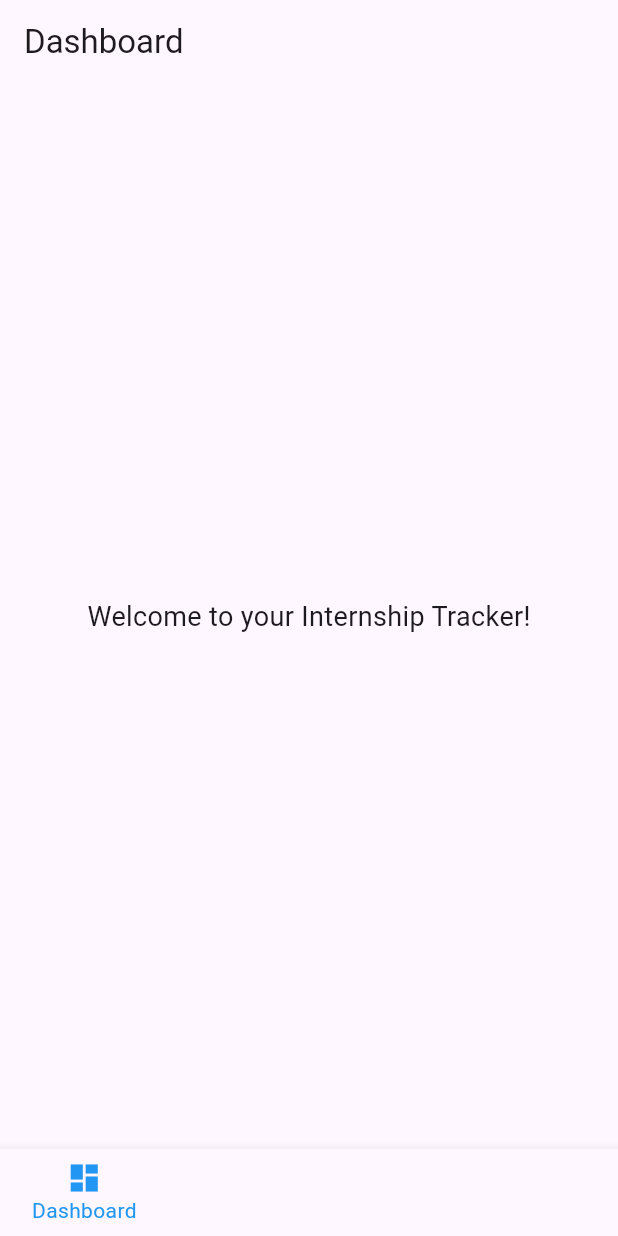
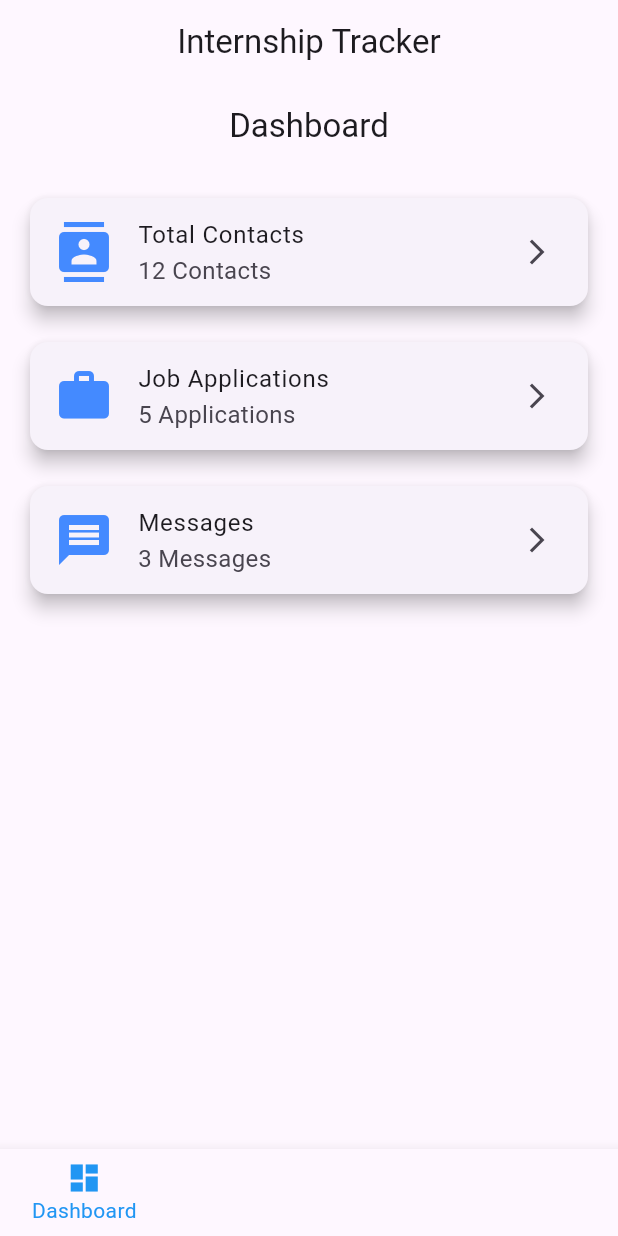
Before and after one commit to NarendraVB/internship_tracker, a Flutter app: the screen it shows after launch, on a phone screen of 412 x 824 dp. Run offline on Flutter 3.47's test engine with Material 3 defaults, Android fonts, the phone set to English and light mode, and no system bars; our stand-ins replace cloud_firestore, firebase_core; accounts and stored records are empty.

Commit message:
Added firebase

```diff
--- a/lib/main.dart
+++ b/lib/main.dart
@@ -1,11 +1,14 @@
 import 'package:flutter/material.dart';
-import 'screens/dashboard.dart';
+import 'package:firebase_core/firebase_core.dart';
+import 'screens/dashboard.dart';  // Import your Dashboard Screen
 import 'screens/message_generator.dart';
 import 'screens/contacts.dart';
 import 'screens/job_tracker.dart';
 import 'screens/settings.dart';
 
-void main() {
+void main() async {
+  WidgetsFlutterBinding.ensureInitialized();
+  await Firebase.initializeApp();
   runApp(MyApp());
 }
 
@@ -18,7 +21,7 @@ class MyApp extends StatelessWidget {
       theme: ThemeData(
         primarySwatch: Colors.blue,
       ),
-      home: HomeScreen(),
+      home: HomeScreen(),  // Start at the HomeScreen which has BottomNavigationBar
     );
   }
 }
@@ -48,7 +51,11 @@ class _HomeScreenState extends State<HomeScreen> {
   @override
   Widget build(BuildContext context) {
     return Scaffold(
-      body: _screens[_selectedIndex],
+      appBar: AppBar(
+        title: Text('Internship Tracker'),
+        centerTitle: true,
+      ),
+      body: _screens[_selectedIndex],  // Show the selected screen
       bottomNavigationBar: BottomNavigationBar(
         items: const [
           BottomNavigationBarItem(icon: Icon(Icons.dashboard), label: 'Dashboard'),
--- a/lib/screens/contacts.dart
+++ b/lib/screens/contacts.dart
@@ -1,11 +1,29 @@
 import 'package:flutter/material.dart';
+import 'package:cloud_firestore/cloud_firestore.dart';
 
 class ContactsScreen extends StatelessWidget {
   @override
   Widget build(BuildContext context) {
     return Scaffold(
       appBar: AppBar(title: Text('Contacts')),
-      body: Center(child: Text('Save and manage recruiter contacts here.')),
+      body: StreamBuilder(
+        stream: FirebaseFirestore.instance.collection('contacts').snapshots(),
+        builder: (context, AsyncSnapshot<QuerySnapshot> snapshot) {
+          if (!snapshot.hasData) return CircularProgressIndicator();
+
+          var contacts = snapshot.data!.docs;
+          return ListView.builder(
+            itemCount: contacts.length,
+            itemBuilder: (context, index) {
+              var contact = contacts[index];
+              return ListTile(
+                title: Text(contact['name']),
+                subtitle: Text(contact['email']),
+              );
+            },
+          );
+        },
+      ),
     );
   }
 }
--- a/lib/screens/dashboard.dart
+++ b/lib/screens/dashboard.dart
@@ -1,14 +1,77 @@
-import 'package:flutter/material.dart';
+import 'package:flutter/material.dart'; // Import your Dashboard Screen
+import 'message_generator.dart';
+import 'contacts.dart';
+import 'job_tracker.dart';
+
 
 class DashboardScreen extends StatelessWidget {
   @override
   Widget build(BuildContext context) {
     return Scaffold(
-      appBar: AppBar(title: Text('Dashboard')),
-      body: Center(
-        child: Text(
-          'Welcome to your Internship Tracker!',
-          style: TextStyle(fontSize: 18),
+      appBar: AppBar(
+        title: Text('Dashboard'),
+        centerTitle: true,
+      ),
+      body: Padding(
+        padding: const EdgeInsets.all(16.0),
+        child: Column(
+          children: [
+            // Total Contacts Section
+            Card(
+              elevation: 5,
+              child: ListTile(
+                leading: Icon(Icons.contacts, size: 40, color: Colors.blueAccent),
+                title: Text('Total Contacts'),
+                subtitle: Text('12 Contacts', style: TextStyle(fontSize: 16)),
+                trailing: Icon(Icons.arrow_forward_ios, size: 20),
+                onTap: () {
+                  // Navigate to Contacts screen
+                  Navigator.push(
+                    context,
+                    MaterialPageRoute(builder: (context) => ContactsScreen()),
+                  );
+                },
+              ),
+            ),
+            SizedBox(height: 16),
+
+            // Job Applications Section
+            Card(
+              elevation: 5,
+              child: ListTile(
+                leading: Icon(Icons.work, size: 40, color: Colors.blueAccent),
+                title: Text('Job Applications'),
+                subtitle: Text('5 Applications', style: TextStyle(fontSize: 16)),
+                trailing: Icon(Icons.arrow_forward_ios, size: 20),
+                onTap: () {
+                  // Navigate to Job Tracker screen
+                  Navigator.push(
+                    context,
+                    MaterialPageRoute(builder: (context) => JobTrackerScreen()),
+                  );
+                },
+              ),
+            ),
+            SizedBox(height: 16),
+
+            // Messages Section
+            Card(
+              elevation: 5,
+              child: ListTile(
+                leading: Icon(Icons.message, size: 40, color: Colors.blueAccent),
+                title: Text('Messages'),
+                subtitle: Text('3 Messages', style: TextStyle(fontSize: 16)),
+                trailing: Icon(Icons.arrow_forward_ios, size: 20),
+                onTap: () {
+                  // Navigate to Message Generator screen
+                  Navigator.push(
+                    context,
+                    MaterialPageRoute(builder: (context) => MessageGeneratorScreen()),
+                  );
+                },
+              ),
+            ),
+          ],
         ),
       ),
     );
--- a/pubspec.yaml
+++ b/pubspec.yaml
@@ -38,6 +38,7 @@ dependencies:
   cloud_firestore: ^4.15.4  # Firestore database
   http: ^0.13.6      # API calls
   flutter_local_notifications: ^16.3.1  # Notifications
+
 
 
 
```
Also changed, not shown: lib/services/database_service.dart (added, +14 -0 lines), lib/screens/home_screen.dart (added), 1 other file.
